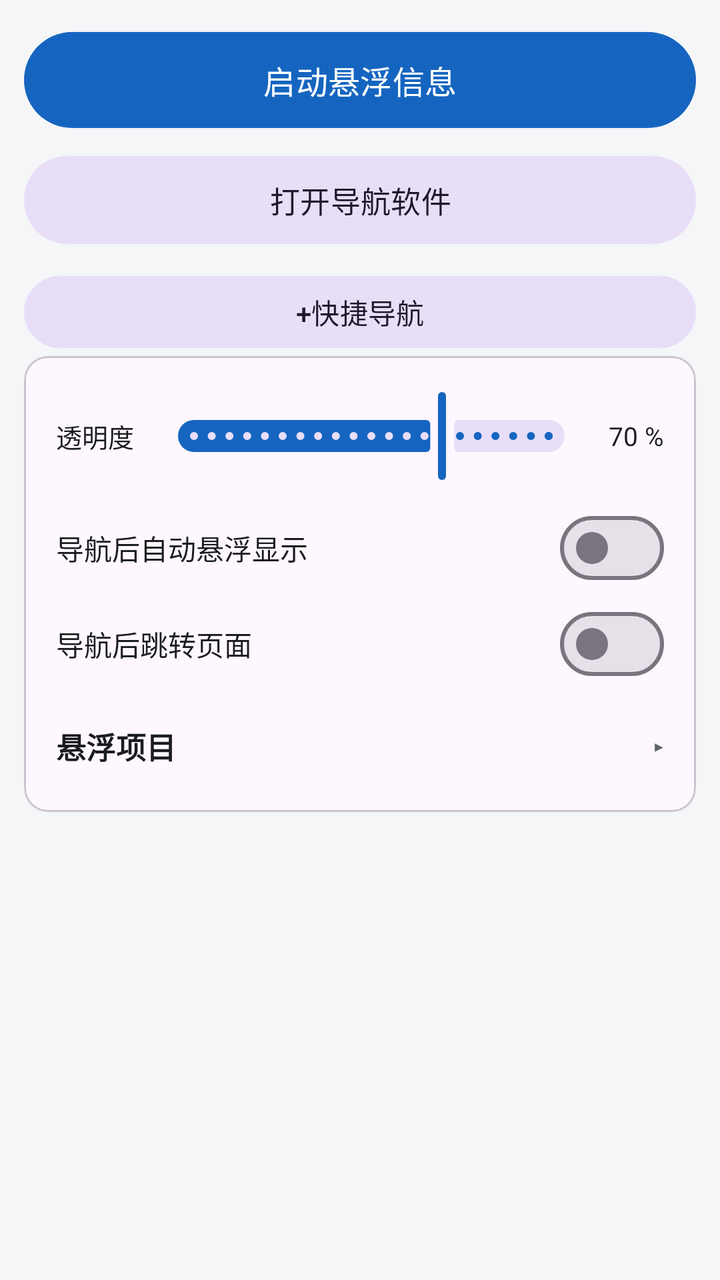
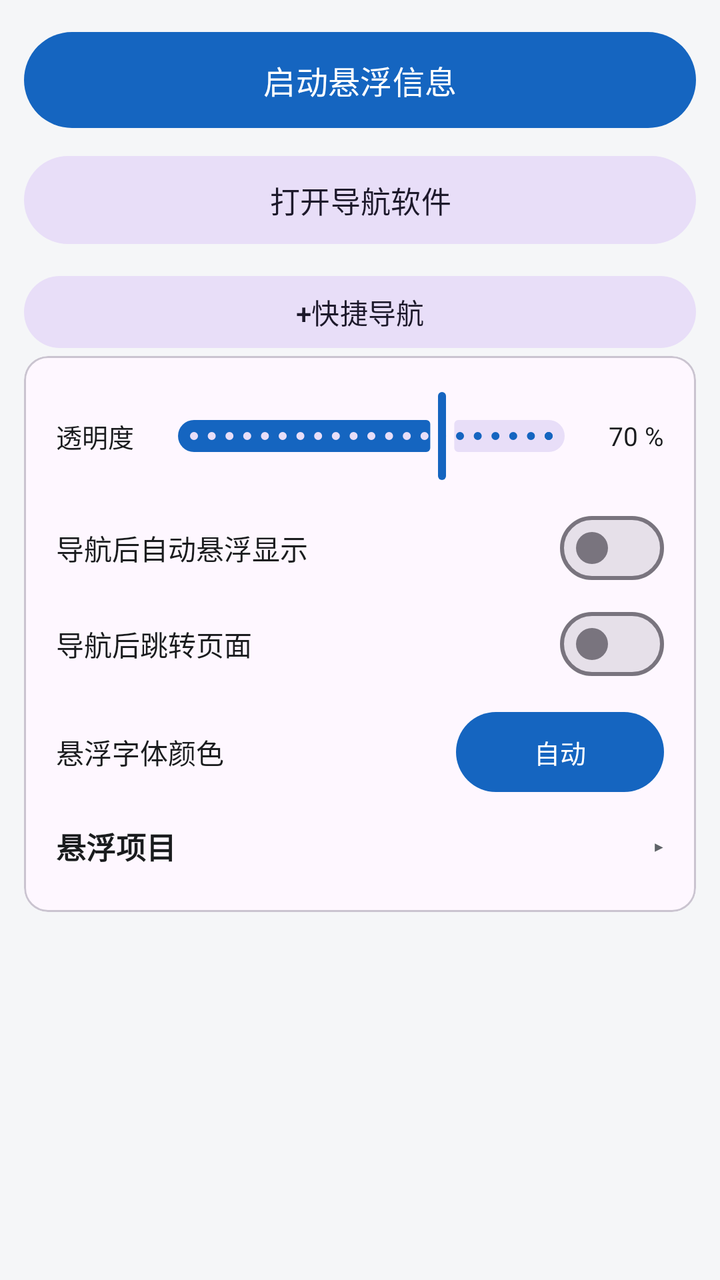

Compare the two renders of this Android layout. The source of the first and the diff that turns it into the second are given below.
<!-- AndroidManifest.xml: application theme Theme.YYBMS -->
<!-- res/layout/fragment_overlay.xml -->
<?xml version="1.0" encoding="utf-8"?>
<androidx.core.widget.NestedScrollView xmlns:android="http://schemas.android.com/apk/res/android"
    xmlns:app="http://schemas.android.com/apk/res-auto"
    android:layout_width="match_parent"
    android:layout_height="match_parent"
    android:fillViewport="true">

    
    <LinearLayout
        android:layout_width="match_parent"
        android:layout_height="wrap_content"
        android:orientation="vertical">

        <com.google.android.material.button.MaterialButton
            android:id="@+id/btn_overlay_toggle"
            android:layout_width="match_parent"
            android:layout_height="56dp"
            android:layout_marginHorizontal="12dp"
            android:layout_marginTop="12dp"
            android:layout_marginBottom="6dp"
            android:text="@string/overlay_start"
            android:textSize="16sp" />

        <com.google.android.material.button.MaterialButton
            android:id="@+id/btn_nav_app"
            style="@style/Widget.Material3.Button.TonalButton"
            android:layout_width="match_parent"
            android:layout_height="52dp"
            android:layout_marginHorizontal="12dp"
            android:layout_marginBottom="6dp"
            android:text="@string/overlay_open_nav"
            android:textSize="15sp" />

        
        <androidx.recyclerview.widget.RecyclerView
            android:id="@+id/recycler_quick_nav"
            android:layout_width="match_parent"
            android:layout_height="wrap_content"
            android:nestedScrollingEnabled="false"
            android:overScrollMode="never" />

        <com.google.android.material.button.MaterialButton
            android:id="@+id/btn_add_quick_nav"
            style="@style/Widget.Material3.Button.TonalButton"
            android:layout_width="match_parent"
            android:layout_height="44dp"
            android:layout_marginHorizontal="12dp"
            android:layout_marginTop="2dp"
            android:text="@string/overlay_quick_nav"
            android:textSize="14sp" />


        <com.google.android.material.card.MaterialCardView
            android:layout_width="match_parent"
            android:layout_height="wrap_content"
            android:layout_marginHorizontal="12dp"
            android:layout_marginBottom="12dp"
            app:cardCornerRadius="12dp"
            app:cardElevation="0dp"
            app:strokeWidth="1dp">

            <LinearLayout
                android:layout_width="match_parent"
                android:layout_height="wrap_content"
                android:orientation="vertical"
                android:padding="16dp">


                
                <LinearLayout
                    android:layout_width="match_parent"
                    android:layout_height="wrap_content"
                    android:layout_marginBottom="8dp"
                    android:gravity="center_vertical"
                    android:orientation="horizontal">

                    <TextView
                        android:layout_width="wrap_content"
                        android:layout_height="wrap_content"
                        android:layout_marginEnd="8dp"
                        android:text="@string/overlay_item_alpha_short"
                        android:textColor="@color/text_primary"
                        android:textSize="13sp" />

                    <com.google.android.material.slider.Slider
                        android:id="@+id/slider_bg_alpha"
                        android:layout_width="0dp"
                        android:layout_height="wrap_content"
                        android:layout_weight="1"
                        android:stepSize="5"
                        android:valueFrom="0"
                        android:valueTo="100"
                        android:value="70" />

                    <TextView
                        android:id="@+id/tv_bg_alpha"
                        android:layout_width="wrap_content"
                        android:layout_height="wrap_content"
                        android:layout_marginStart="8dp"
                        android:text="70 %"
                        android:textColor="@color/text_primary"
                        android:textSize="13sp" />
                </LinearLayout>

                
                <LinearLayout
                    android:layout_width="match_parent"
                    android:layout_height="wrap_content"
                    android:gravity="center_vertical"
                    android:orientation="horizontal">

                    <TextView
                        android:layout_width="0dp"
                        android:layout_height="wrap_content"
                        android:layout_weight="1"
                        android:text="@string/overlay_auto_on_nav"
                        android:textColor="@color/text_primary"
                        android:textSize="14sp" />

                    <com.google.android.material.materialswitch.MaterialSwitch
                        android:id="@+id/switch_auto_on_nav"
                        android:layout_width="wrap_content"
                        android:layout_height="wrap_content" />
                </LinearLayout>

                
                <LinearLayout
                    android:layout_width="match_parent"
                    android:layout_height="wrap_content"
                    android:gravity="center_vertical"
                    android:orientation="horizontal">

                    <TextView
                        android:layout_width="0dp"
                        android:layout_height="wrap_content"
                        android:layout_weight="1"
                        android:text="@string/overlay_jump_on_nav"
                        android:textColor="@color/text_primary"
                        android:textSize="14sp" />

                    <com.google.android.material.materialswitch.MaterialSwitch
                        android:id="@+id/switch_jump_on_nav"
                        android:layout_width="wrap_content"
                        android:layout_height="wrap_content" />
                </LinearLayout>

                
                <LinearLayout
                    android:id="@+id/header_items"
                    android:layout_width="match_parent"
                    android:layout_height="wrap_content"
                    android:layout_marginTop="10dp"
                    android:gravity="center_vertical"
                    android:orientation="horizontal"
                    android:paddingVertical="6dp">

                    <TextView
                        style="@style/CardTitle"
                        android:layout_width="0dp"
                        android:layout_height="wrap_content"
                        android:layout_weight="1"
                        android:text="@string/overlay_items_section" />

                    <TextView
                        android:id="@+id/tv_arrow"
                        android:layout_width="wrap_content"
                        android:layout_height="wrap_content"
                        android:text="▸"
                        android:textColor="@color/text_secondary"
                        android:textSize="14sp" />
                </LinearLayout>

                
                <androidx.recyclerview.widget.RecyclerView
                    android:id="@+id/recycler_overlay_items"
                    android:layout_width="match_parent"
                    android:layout_height="wrap_content"
                    android:nestedScrollingEnabled="false"
                    android:overScrollMode="never"
                    android:visibility="gone" />

            </LinearLayout>
        </com.google.android.material.card.MaterialCardView>
    </LinearLayout>
</androidx.core.widget.NestedScrollView>
<!-- resources referenced by this layout -->
<resources>
  <color name="text_primary">#1A1C1E</color>
  <color name="text_secondary">#5F6368</color>
  <string name="overlay_auto_on_nav">导航后自动悬浮显示</string>
  <string name="overlay_item_alpha_short">透明度</string>
  <string name="overlay_items_section">悬浮项目</string>
  <string name="overlay_jump_on_nav">导航后跳转页面</string>
  <string name="overlay_open_nav">打开导航软件</string>
  <string name="overlay_quick_nav">+快捷导航</string>
  <string name="overlay_start">启动悬浮信息</string>
  <style name="CardTitle">
          <item name="android:layout_width">wrap_content</item>
          <item name="android:layout_height">wrap_content</item>
          <item name="android:textSize">15sp</item>
          <item name="android:textStyle">bold</item>
          <item name="android:textColor">@color/text_primary</item>
      </style>
  <style name="Theme.YYBMS" parent="Theme.Material3.DayNight.NoActionBar">
          <item name="colorPrimary">@color/primary</item>
          <item name="colorPrimaryDark">@color/primary_dark</item>
          <item name="android:statusBarColor" tools:targetApi="l">?attr/colorPrimary</item>
          <item name="android:windowBackground">@color/background</item>
      </style>
  <color name="primary">#1565C0</color>
  <color name="primary_dark">#0D47A1</color>
  <color name="background">#F5F6F8</color>
</resources>

<!-- the commit's change to res/layout/fragment_overlay.xml (unified diff, before → after) -->
@@ -146,6 +146,33 @@
 
                 
                 <LinearLayout
+                    android:layout_width="match_parent"
+                    android:layout_height="wrap_content"
+                    android:layout_marginTop="10dp"
+                    android:gravity="center_vertical"
+                    android:orientation="horizontal">
+
+                    <TextView
+                        android:layout_width="0dp"
+                        android:layout_height="wrap_content"
+                        android:layout_weight="1"
+                        android:text="@string/overlay_text_color_label"
+                        android:textColor="@color/text_primary"
+                        android:textSize="14sp" />
+
+                    <com.google.android.material.button.MaterialButton
+                        android:id="@+id/btn_overlay_text_color"
+                        android:layout_width="wrap_content"
+                        android:layout_height="40dp"
+                        android:insetTop="0dp"
+                        android:insetBottom="0dp"
+                        android:minWidth="104dp"
+                        android:text="@string/overlay_text_color_auto"
+                        android:textSize="13sp" />
+                </LinearLayout>
+
+                
+                <LinearLayout
                     android:id="@+id/header_items"
                     android:layout_width="match_parent"
                     android:layout_height="wrap_content"
<!-- resource entries referenced after the edit -->
@@ -9,6 +9,8 @@
   <string name="overlay_open_nav">打开导航软件</string>
   <string name="overlay_quick_nav">+快捷导航</string>
   <string name="overlay_start">启动悬浮信息</string>
+  <string name="overlay_text_color_auto">自动</string>
+  <string name="overlay_text_color_label">悬浮字体颜色</string>
   <style name="CardTitle">
           <item name="android:layout_width">wrap_content</item>
           <item name="android:layout_height">wrap_content</item>
